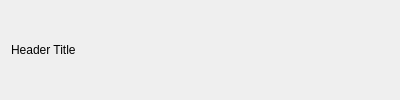
First picture: the form in app/header.ui, repository Teklaw7/DeepInspect, before the edit.
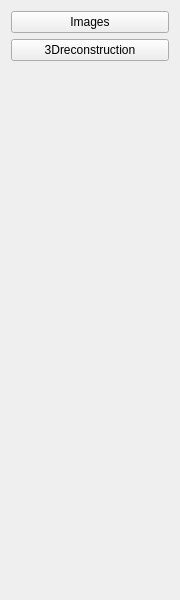
Second picture: the form after the edit.

Commit message: add a header side with the 2 views : images and 3d reconstrcution

```diff
--- a/app/header.ui
+++ b/app/header.ui
@@ -6,8 +6,8 @@
      <rect>
         <x>0</x>
         <y>0</y>
-        <width>400</width>
-        <height>100</height>
+    <width>180</width>
+    <height>600</height>
      </rect>
     </property>
     <property name="windowTitle">
@@ -15,11 +15,35 @@
     </property>
     <layout class="QHBoxLayout" name="horizontalLayout">
      <item>
-        <widget class="QLabel" name="label">
+    <layout class="QVBoxLayout" name="verticalLayout">
+     <item>
+      <widget class="QPushButton" name="imagesButton">
          <property name="text">
-            <string>Header Title</string>
-         </property>
-        </widget>
+        <string>Images</string>
+       </property>
+      </widget>
+     </item>
+     <item>
+      <widget class="QPushButton" name="reconstructionButton">
+       <property name="text">
+        <string>3Dreconstruction</string>
+       </property>
+      </widget>
+     </item>
+     <item>
+      <spacer name="verticalSpacer">
+       <property name="orientation">
+        <enum>Qt::Orientation::Vertical</enum>
+       </property>
+       <property name="sizeHint" stdset="0">
+        <size>
+         <width>20</width>
+         <height>40</height>
+        </size>
+       </property>
+      </spacer>
+     </item>
+    </layout>
      </item>
     </layout>
  </widget>
```
Lines whose indentation alone changed are shown as unchanged. The commit also changes 5 other files.
